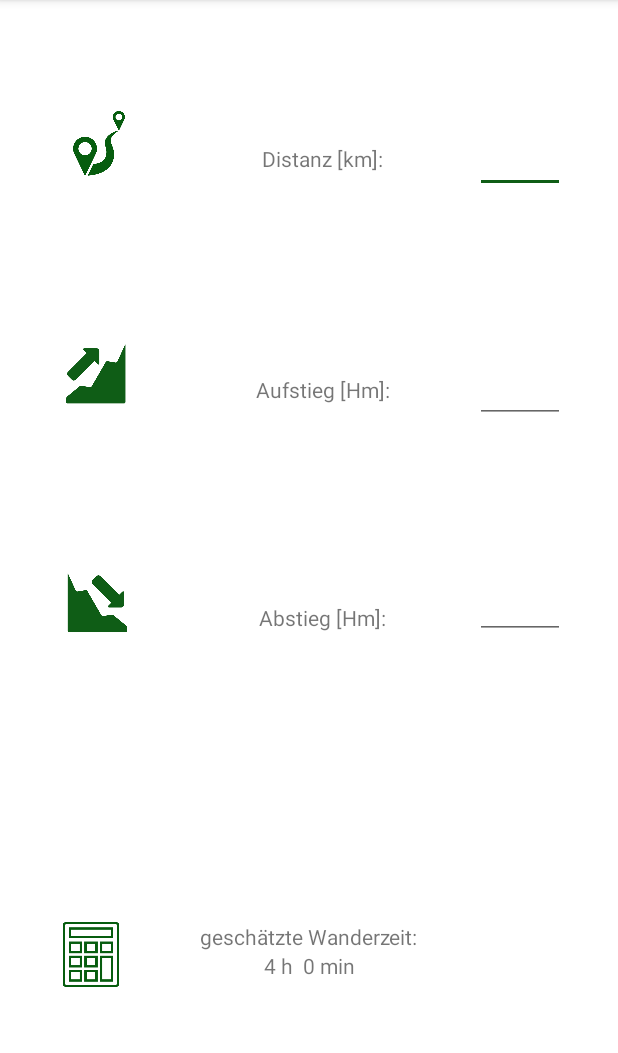
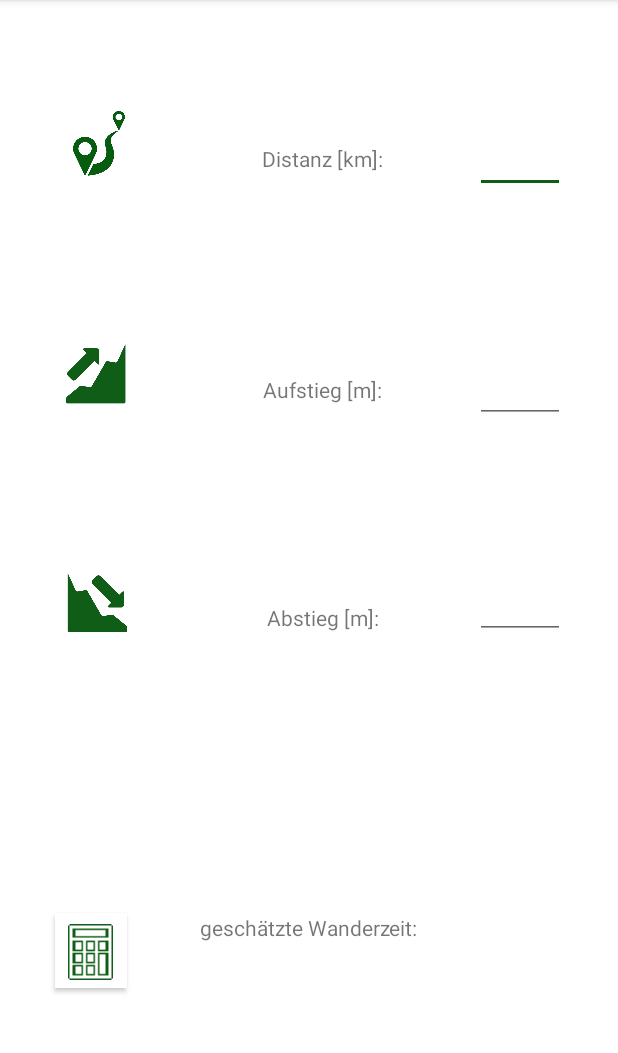
Before and after one commit to mad-lab-fau/Ferienakademie2019-Wonderfull-App, an Android app: the plan_hiking screen opened directly, with no data from a screen before it, after a tap on an icon or button, on a phone screen of 412 x 824 dp, the part 84-1137 px from its top. Run offline under Robolectric (Android 15) with nearby library versions, the phone set to English and light mode, and no system bars; our stand-ins replace navigation-ui.

Commit message:
hiking page

```diff
--- a/App/app/src/main/java/de/ferienakademie/wonderfull/plan_hiking.java
+++ b/App/app/src/main/java/de/ferienakademie/wonderfull/plan_hiking.java
@@ -17,14 +17,15 @@ import android.widget.EditText;
 import android.widget.TextView;
 
 import android.os.Bundle;
+import android.widget.Toast;
 
 public class plan_hiking extends AppCompatActivity {
 
 
 
-    private Integer gesamtStrecke = 15;
-    private Integer hoch = 600;
-    private Integer runter = 400;
+    private double gesamtStrecke = 15;
+    private double hoch = 600;
+    private double runter = 400;
     private TextView unitText;
 
 
@@ -36,40 +37,48 @@ public class plan_hiking extends AppCompatActivity {
     }
 
 
+
     // getter and setter
-    public void setGesamtStrecke(){
-        EditText total = findViewById(R.id.streckenLaenge);
-        gesamtStrecke = Integer.parseInt(total.getText().toString());
+    public void setGesamtStrecke(EditText total){
+        String totalString = total.getText().toString();
+            gesamtStrecke = Double.parseDouble(totalString);
     }
 
-    public int getGesamtStrecke(){
+    public double getGesamtStrecke(){
         return gesamtStrecke;
     }
 
-    public void setHoch(){
-        EditText nachOben = findViewById(R.id.nach_oben);
-        hoch=Integer.parseInt(nachOben.getText().toString());
+    public void setHoch(EditText nachOben){
+        String nachObenString = nachOben.getText().toString();
+            hoch=Double.parseDouble(nachObenString);
     }
 
-    public int getHoch(){
+    public double getHoch(){
         return hoch;
     }
 
-    public void setRunter(){
-        EditText nachUnten = findViewById(R.id.nach_unten);
-        runter=Integer.parseInt(nachUnten.getText().toString());
+    public void setRunter(EditText nachUnten){
+        String nachUntenString = nachUnten.getText().toString();
+            runter=Double.parseDouble(nachUntenString);
     }
 
-    public int getRunter(){
+    public double getRunter(){
         return runter;
     }
 
     // helper methods
     int hikingTime;
     public void getTime(View v){
-        setGesamtStrecke();
-        setHoch();
-        setRunter();
+        EditText total = findViewById(R.id.streckenLaenge);
+        EditText nachOben = findViewById(R.id.nach_oben);
+        EditText nachUnten = findViewById(R.id.nach_unten);
+        if(checkInput(total, nachOben, nachUnten)){
+            Toast.makeText(getApplicationContext(),"Bitte alle Felder ausfüllen!", Toast.LENGTH_SHORT).show();
+            return;
+        }
+        setGesamtStrecke(total);
+        setHoch(nachOben);
+        setRunter(nachUnten);
         double hikingTimeUp;
         double hikingTimeFlat;
         double hikingTimeDown;
@@ -83,10 +92,26 @@ public class plan_hiking extends AppCompatActivity {
     }
 
     public void getUnits(){
+        unitText = (TextView) findViewById(R.id.zeit_Einheit);
+        //if(check == false){
+         //   unitText.setText("bitte Zahlen eingeben!");
+        //}
         int hikingHours = hikingTime/60;
         int hikingMinutes = hikingTime%60;
-        unitText = (TextView) findViewById(R.id.zeit_Einheit);
         unitText.setText(Integer.toString(hikingHours) + " h  " + Integer.toString(hikingMinutes)+ " min");
     }
 
+    public boolean checkInput(EditText a, EditText b, EditText c){
+        String s = a.getText().toString();
+        String v = b.getText().toString();
+        String w = c.getText().toString();
+        if(s.isEmpty() || v.isEmpty() || w.isEmpty()) {
+            return true;  // positive oder neg ganze Zahl
+        }
+        return false;
+    }
+
+
+
+
 }
--- a/App/app/src/main/res/layout/activity_plan_hiking.xml
+++ b/App/app/src/main/res/layout/activity_plan_hiking.xml
@@ -58,6 +58,7 @@
         app:layout_constraintVertical_bias="0.0" />
 
     <EditText
+
         android:id="@+id/streckenLaenge"
         android:layout_width="60dp"
         android:layout_height="40dp"
@@ -65,7 +66,7 @@
         android:layout_centerVertical="true"
         android:layout_gravity="bottom|center_horizontal"
         android:ems="10"
-        android:inputType="text"
+        android:inputType="numberDecimal"
         android:textSize="12sp"
         app:layout_constraintBottom_toBottomOf="parent"
         app:layout_constraintEnd_toEndOf="parent"
@@ -82,7 +83,7 @@
         android:layout_centerVertical="true"
         android:layout_gravity="bottom|center_horizontal"
         android:ems="10"
-        android:inputType="text"
+        android:inputType="numberDecimal"
         android:textSize="12sp"
         app:layout_constraintBottom_toBottomOf="parent"
         app:layout_constraintEnd_toEndOf="parent"
@@ -99,7 +100,7 @@
         android:layout_centerVertical="true"
         android:layout_gravity="bottom|center_horizontal"
         android:ems="10"
-        android:inputType="text"
+        android:inputType="numberDecimal"
         android:textSize="12sp"
         app:layout_constraintBottom_toBottomOf="parent"
         app:layout_constraintEnd_toEndOf="parent"
@@ -121,20 +122,24 @@
         app:srcCompat="@drawable/distance_to_travel" />
 
 
-    <ImageButton
+    <Button
         android:id="@+id/imageButton"
         android:layout_width="48dp"
-        android:layout_height="43dp"
+        android:layout_height="50dp"
+        android:onClick="getTime"
+        android:scaleType="fitCenter"
+        android:drawableTop="@drawable/calc_klein"
         android:background="@color/white"
-        android:onClick="getTime"
-        android:scaleType="fitXY"
+        android:paddingTop="7dp"
+        android:paddingBottom="0dp"
+        android:adjustViewBounds="true"
         app:layout_constraintBottom_toBottomOf="parent"
         app:layout_constraintEnd_toEndOf="parent"
         app:layout_constraintHorizontal_bias="0.101"
         app:layout_constraintStart_toStartOf="parent"
         app:layout_constraintTop_toTopOf="parent"
         app:layout_constraintVertical_bias="0.848"
-        app:srcCompat="@drawable/calculator" />
+       />
 
 
     <TextView
@@ -169,4 +174,5 @@
         app:layout_constraintVertical_bias="0.525"
         app:srcCompat="@drawable/down" />
 
+
 </androidx.constraintlayout.widget.ConstraintLayout>
--- a/App/app/src/main/res/values/strings.xml
+++ b/App/app/src/main/res/values/strings.xml
@@ -59,8 +59,8 @@
     <string name="wanderung_planen">Wanderung planen</string>
     <string name="wanderung_starten">Wanderung starten</string>
     <string name="distanz">Distanz [km]:</string>
-    <string name="verticalDistance_upwards">Aufstieg [Hm]:</string>
-    <string name="verticalDistance_downwards">Abstieg [Hm]:</string>
+    <string name="verticalDistance_upwards">Aufstieg [m]:</string>
+    <string name="verticalDistance_downwards">Abstieg [m]:</string>
     <string name="berechneteWanderzeit">geschätzte Wanderzeit:</string>
     <string name="button_start">button_start</string>
     <string name="button_plan">button_plan</string>
```
Also changed, not shown: App/app/src/main/java/de/ferienakademie/wonderfull/EditProfile.java (+4 -4 lines), App/app/src/main/res/drawable/calc_klein.png (added).
